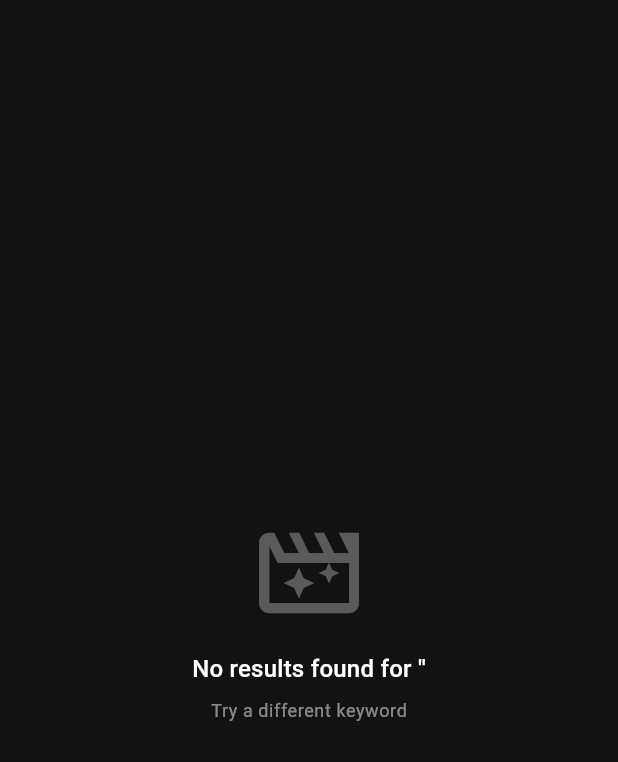
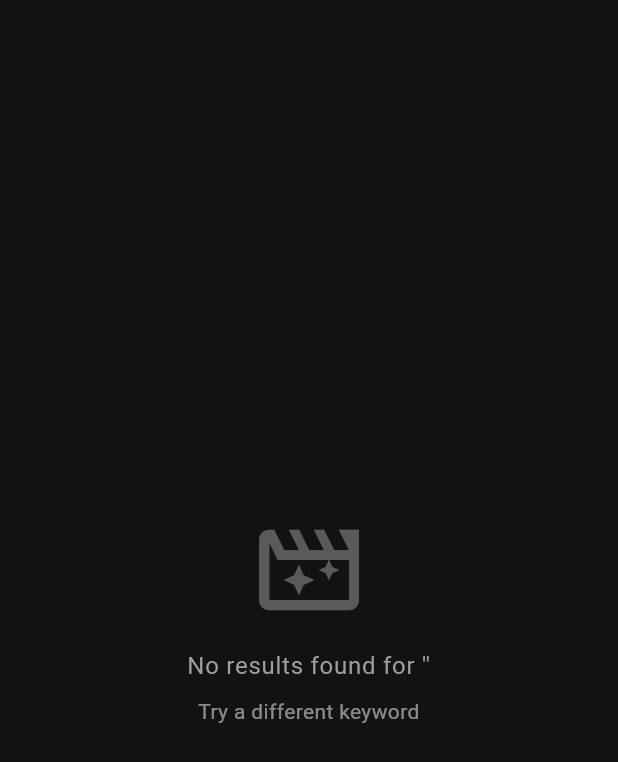
Before and after one commit to alihasan-dev/my_show, a Flutter app: the SearchEmptyWidget widget shown alone on an empty page, opened directly, on a phone screen of 412 x 824 dp. Shown: the top 762 px of the screen. Run offline on Flutter 3.47's test engine with Material 3 defaults, Android fonts, the light colour scheme and no system bars; drawn by our look-alikes of sentry_flutter; our stand-ins replace cached_network_image, carousel_slider, connectivity_plus, dartz, dio, flutter_dotenv and 11 more; accounts and stored records are empty; network calls fail.

Commit message:
implement search functionality on search by keyword screen

```diff
--- a/lib/features/multi_search/presentation/pages/multi_search_screen.dart
+++ b/lib/features/multi_search/presentation/pages/multi_search_screen.dart
@@ -125,7 +125,6 @@ class MultiSearchScreen extends HookConsumerWidget {
                               title: AppStrings.searchInitialTitle,
                               style: theme.textTheme.bodyLarge?.copyWith(
                                 color: MovieColors.grey,
-                                // fontWeight: FontWeight.w600,
                               ),
                               textAlign: TextAlign.center,
                             ),
@@ -204,7 +203,7 @@ class MultiSearchScreen extends HookConsumerWidget {
                                             ///save as recent search locally
                                             final entity = RecentSearchEntity(
                                               id: movie.id.toString(),
-                                              mediaType: movie.mediaType!,
+                                              mediaType: movie.mediaType ?? '',
                                               title: movie.originalName ?? '',
                                               posterPath: movie.profilePath ?? '',
                                               subtitle: movie.knownForDepartment ?? ''
@@ -233,7 +232,7 @@ class MultiSearchScreen extends HookConsumerWidget {
                                           ///save as recent search locally
                                           final entity = RecentSearchEntity(
                                             id: item.id.toString(),
-                                            mediaType: item.mediaType!,
+                                            mediaType: item.mediaType ?? '',
                                             title: item.title ?? item.name ?? '',
                                             posterPath: item.backdropPath ?? '',
                                             subtitle: item.releaseDate ?? ''
@@ -262,10 +261,10 @@ class MultiSearchScreen extends HookConsumerWidget {
                         : MovieTvSearchWidget(
                           onTap: () {
                             if (movie.id == null || (movie.mediaType ?? '').isBlank) return;
-                            ///save as recent search locally
+                            ///save as recent search local
                             final entity = RecentSearchEntity(
                               id: movie.id.toString(),
-                              mediaType: movie.mediaType!,
+                              mediaType: movie.mediaType ?? '',
                               title: movie.title ?? movie.name ?? '',
                               posterPath: movie.posterPath ?? '',
                               subtitle: movie.releaseDate ?? ''
--- a/lib/features/search/presentation/pages/search_movie_by_keyword_screen.dart
+++ b/lib/features/search/presentation/pages/search_movie_by_keyword_screen.dart
@@ -26,7 +26,6 @@ class SearchMovieByKeywordScreen extends HookConsumerWidget {
 
   @override
   Widget build(BuildContext context, WidgetRef ref) {
-    // final theme = Theme.of(context);
     final queryKey = '$id-$name';
     final searchMovieKeyword = ref.watch(searchMovieKeywordProvider(queryKey));
     final movieList = searchMovieKeyword.asData?.value.result ?? [];
@@ -101,7 +100,7 @@ class SearchMovieByKeywordScreen extends HookConsumerWidget {
         top: false,
         child: searchMovieKeyword.when(
           data: (_) {
-            if (movieList.isEmpty) return SearchEmptyWidget();
+            if (movieList.isEmpty && !searchQueryController.text.isBlank) return SearchEmptyWidget(searchQuery: searchQueryController.text);
             return ListView.separated(
               shrinkWrap: true,
               controller: scrollController,
--- a/lib/features/search/presentation/widgets/search_empty_widget.dart
+++ b/lib/features/search/presentation/widgets/search_empty_widget.dart
@@ -1,12 +1,19 @@
 import 'package:flutter/material.dart';
+import 'package:my_show/core/utils/app_extension_method.dart';
+import '../../../../core/constants/movie_colors.dart';
 import '../../../../core/widgets/movie_text.dart';
 
 class SearchEmptyWidget extends StatelessWidget {
+  final String? searchQuery;
 
-  const SearchEmptyWidget({super.key});
+  const SearchEmptyWidget({
+    this.searchQuery,
+    super.key
+  });
 
   @override
   Widget build(BuildContext context) {
+    final hasSearchQuery = !(searchQuery ?? '').isBlank;
     final theme = Theme.of(context);
     final name = ModalRoute.of(context)?.settings.name ?? "";
     return Center(
@@ -15,21 +22,32 @@ class SearchEmptyWidget extends StatelessWidget {
         crossAxisAlignment: CrossAxisAlignment.center,
         children: [
           Icon(
-            Icons.movie_filter_outlined,
-            size: 80,
+            hasSearchQuery
+            ? Icons.search_off_rounded
+            : Icons.movie_filter_outlined,
+            size: hasSearchQuery ? 64 : 80,
             color: theme.colorScheme.onSurface.withValues(alpha: 0.3)
+            // color: MovieColors.grey
           ),
           SizedBox(height: 12),
           MovieText(
-            title: "No results found for '$name'",
-            style: theme.textTheme.titleMedium
+            title: hasSearchQuery
+            ? "No matches for $searchQuery."
+            : "No results found for '$name'",
+            style: theme.textTheme.bodyLarge?.copyWith(
+              color: MovieColors.grey,
+            ),
+            textAlign: TextAlign.center,
           ),
-          SizedBox(height: 8),
+          SizedBox(height: hasSearchQuery ? 12 : 8),
           MovieText(
-            title: "Try a different keyword",
-            style: theme.textTheme.bodySmall?.copyWith(
+            title: hasSearchQuery
+            ? 'Check the spelling or try another search.'
+            : "Try a different keyword",
+            style: theme.textTheme.bodyMedium?.copyWith(
               color: theme.colorScheme.onSurface.withValues(alpha: 0.5)
             ),
+            textAlign: TextAlign.center,
           ),
         ],
       ),
```
